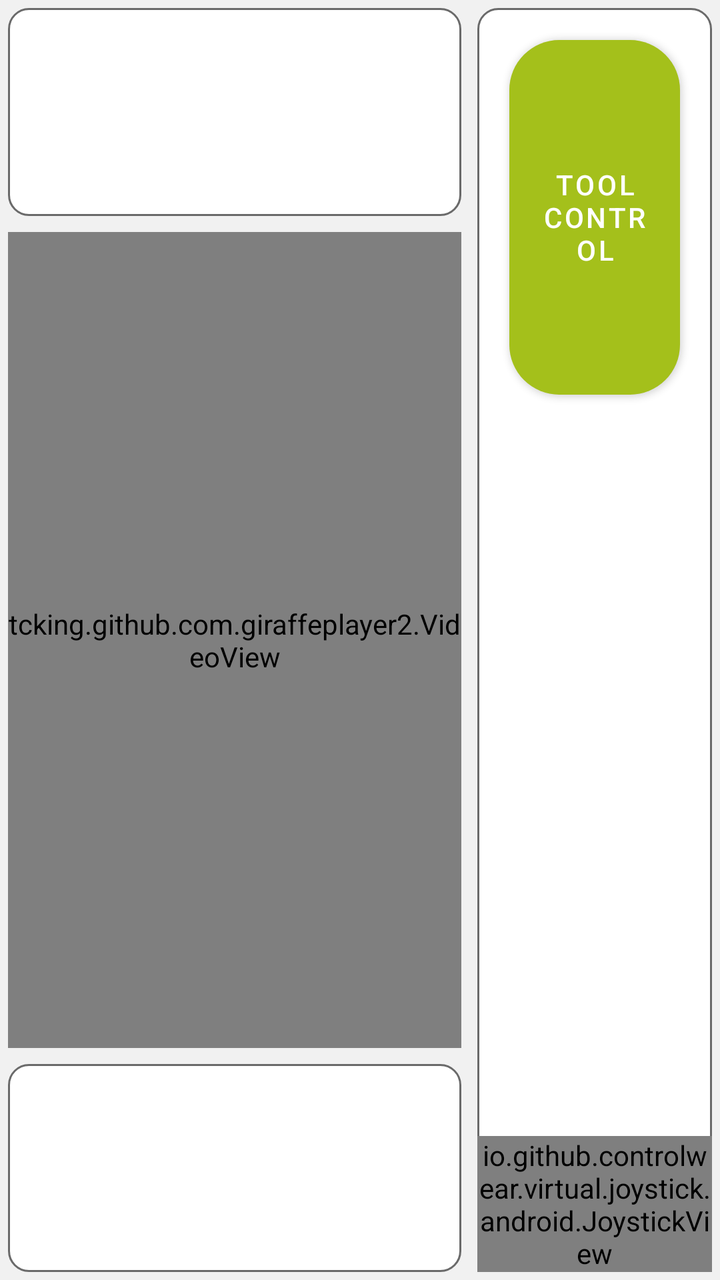
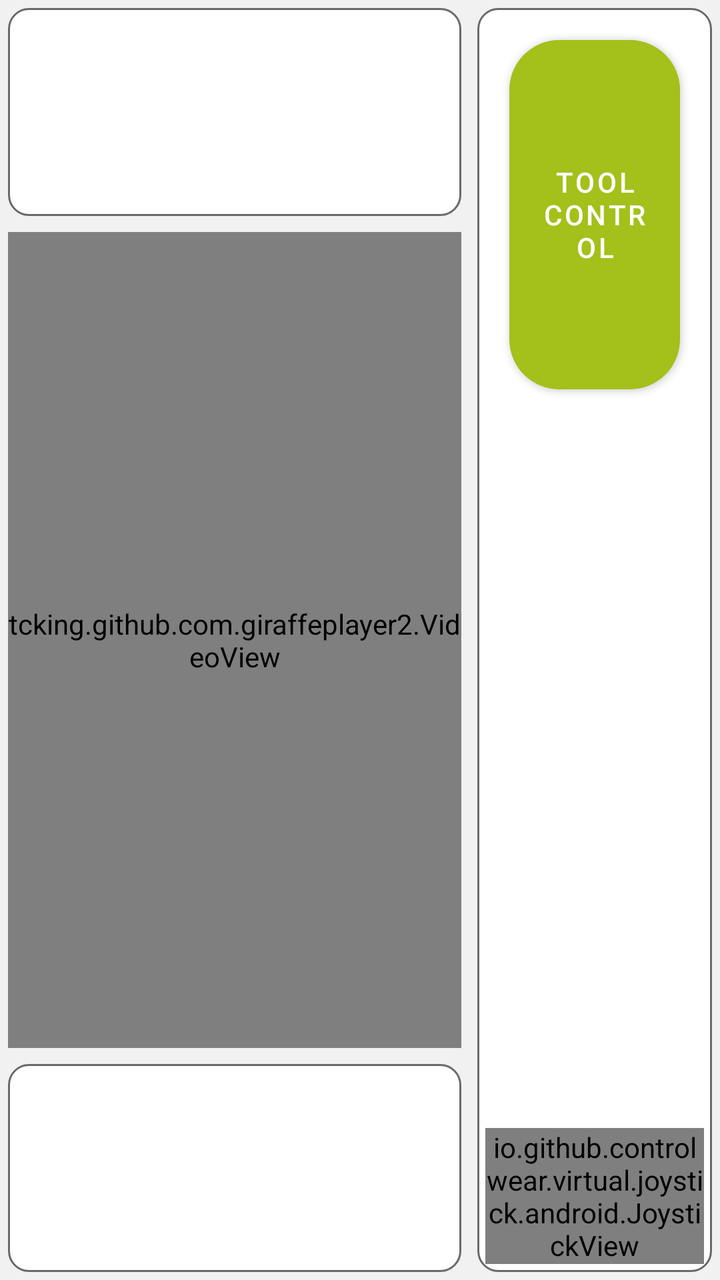

Screens rendered from an Android XML layout before and after an edit, with the pre-edit source and the edit as a unified diff.
<!-- AndroidManifest.xml: application theme AppTheme -->
<!-- res/layout/fragment_manual_control.xml -->
<?xml version="1.0" encoding="utf-8"?>
<layout xmlns:android="http://schemas.android.com/apk/res/android"
    xmlns:tools="http://schemas.android.com/tools">

    <data>

        <variable
            name="viewModel"
            type="eu.agribot.agribotapp.ui.fragment.manualcontrol.ManualControlViewModel" />
    </data>

    <LinearLayout
        android:layout_width="match_parent"
        android:layout_height="match_parent"
        android:background="@color/background_gray"
        android:baselineAligned="false"
        android:orientation="horizontal">


        <LinearLayout
            android:layout_width="0dp"
            android:layout_height="match_parent"
            android:layout_weight="2"
            android:orientation="vertical">

            <LinearLayout
                android:layout_width="match_parent"
                android:layout_height="0dp"
                android:layout_margin="@dimen/margin_small"
                android:layout_weight="1"
                android:background="@drawable/rounded_corner_layout"
                android:orientation="horizontal"
                tools:ignore="NestedWeights">


                <androidx.recyclerview.widget.RecyclerView
                    android:id="@+id/diagnosticDataRecycler"
                    android:layout_width="match_parent"
                    android:layout_height="match_parent"
                    android:gravity="center"
                    android:layout_margin="@dimen/margin_small"
                    android:nestedScrollingEnabled="false" />

            </LinearLayout>

            <FrameLayout
                android:layout_width="match_parent"
                android:layout_height="0dp"
                android:layout_weight="4">

                <tcking.github.com.giraffeplayer2.VideoView
                    android:id="@+id/video_view"
                    android:layout_width="match_parent"
                    android:layout_height="match_parent"
                    android:layout_margin="@dimen/margin_small"
                    android:gravity="center" />
            </FrameLayout>


            <LinearLayout
                android:layout_width="match_parent"
                android:layout_height="0dp"
                android:layout_margin="@dimen/margin_small"
                android:layout_weight="1"
                android:background="@drawable/rounded_corner_layout"
                android:orientation="horizontal">

                <androidx.recyclerview.widget.RecyclerView
                    android:id="@+id/manualModeRecyclerActions"
                    android:layout_width="match_parent"
                    android:layout_height="wrap_content"
                    android:layout_gravity="center" />

            </LinearLayout>


        </LinearLayout>

        <LinearLayout
            android:layout_width="0dp"
            android:layout_height="match_parent"
            android:layout_margin="@dimen/margin_small"
            android:layout_weight="1"
            android:background="@drawable/rounded_corner_layout"
            android:orientation="vertical">


            <com.google.android.material.button.MaterialButton
                android:layout_width="match_parent"
                android:layout_height="0dp"
                android:layout_gravity="center"
                android:layout_margin="@dimen/margin_large"
                android:layout_weight="1"
                android:background="@drawable/rounded_button"
                android:onClick="@{() -> viewModel.onToolControlClicked()}"
                android:text="@string/title_tool_control"
                tools:ignore="NestedWeights" />

            <LinearLayout
                android:layout_width="match_parent"
                android:layout_height="0dp"
                android:layout_weight="2"
                android:orientation="horizontal">


                
                
                
                
                
                

                
                
                
                
                
                


            </LinearLayout>


            <io.github.controlwear.virtual.joystick.android.JoystickView
                xmlns:custom="http://schemas.android.com/apk/res-auto"
                android:id="@+id/manual_mode_joystick"
                android:layout_width="wrap_content"
                android:layout_height="wrap_content"
                android:layout_gravity="center"
                android:background="@drawable/joystick_background"
                custom:JV_borderWidth="2dp"
                custom:JV_buttonColor="@android:color/black"
                custom:JV_buttonSizeRatio="15%"
                custom:JV_fixedCenter="false" />


        </LinearLayout>


    </LinearLayout>

</layout>
<!-- resources referenced by this layout -->
<resources>
  <color name="background_gray">#f1f1f1</color>
  <dimen name="margin_large">16dp</dimen>
  <dimen name="margin_small">4dp</dimen>
  <!-- drawable joystick_background: png bitmap (drawable, 6350 bytes) -->
  <!-- drawable rounded_button (drawable) -->
  <?xml version="1.0" encoding="utf-8"?>
  <shape xmlns:android="http://schemas.android.com/apk/res/android">
  
      <solid android:color="@color/base_green"/>
      <corners android:radius="25dp"/>
  
  </shape>
  <!-- drawable rounded_corner_layout (drawable) -->
  <?xml version="1.0" encoding="utf-8"?>
  <shape xmlns:android="http://schemas.android.com/apk/res/android">
  
      <solid android:color="@android:color/white"/>
      <corners android:radius="10dp"/>
      <stroke
          android:width="1dp"
          android:color="@color/gray" />
  
  </shape>
  <string name="title_tool_control">Tool Control</string>
  <style name="AppTheme" parent="Theme.MaterialComponents.Light.DarkActionBar">
          
          <item name="colorPrimary">@color/colorPrimary</item>
          <item name="colorPrimaryDark">@color/colorPrimaryDark</item>
          <item name="colorAccent">@color/colorAccent</item>
      </style>
  <color name="base_green">#a4c01b</color>
  <color name="gray">#6A6A6A</color>
  <color name="colorPrimary">@color/base_green</color>
  <color name="colorPrimaryDark">@color/base_green_darker</color>
  <color name="colorAccent">@color/gray</color>
  <color name="base_green_darker">#839915</color>
</resources>

<!-- the commit's change to res/layout/fragment_manual_control.xml (unified diff, before → after) -->
@@ -126,11 +126,13 @@
                 android:id="@+id/manual_mode_joystick"
                 android:layout_width="wrap_content"
                 android:layout_height="wrap_content"
+                android:layout_margin="@dimen/margin_small"
                 android:layout_gravity="center"
-                android:background="@drawable/joystick_background"
+                android:background="@drawable/ic_joystick_background"
                 custom:JV_borderWidth="2dp"
-                custom:JV_buttonColor="@android:color/black"
-                custom:JV_buttonSizeRatio="15%"
+                custom:JV_buttonColor="@color/base_green"
+                custom:JV_backgroundSizeRatio="80%"
+                custom:JV_buttonSizeRatio="25%"
                 custom:JV_fixedCenter="false" />
 
 
<!-- resource entries referenced after the edit -->
@@ -3,7 +3,7 @@
   <color name="background_gray">#f1f1f1</color>
   <dimen name="margin_large">16dp</dimen>
   <dimen name="margin_small">4dp</dimen>
-  <!-- drawable joystick_background: png bitmap (drawable, 6350 bytes) -->
+  <!-- drawable ic_joystick_background: vector/xml drawable (drawable, 2940 chars, omitted) -->
   <!-- drawable rounded_button (drawable) -->
   <?xml version="1.0" encoding="utf-8"?>
   <shape xmlns:android="http://schemas.android.com/apk/res/android">
